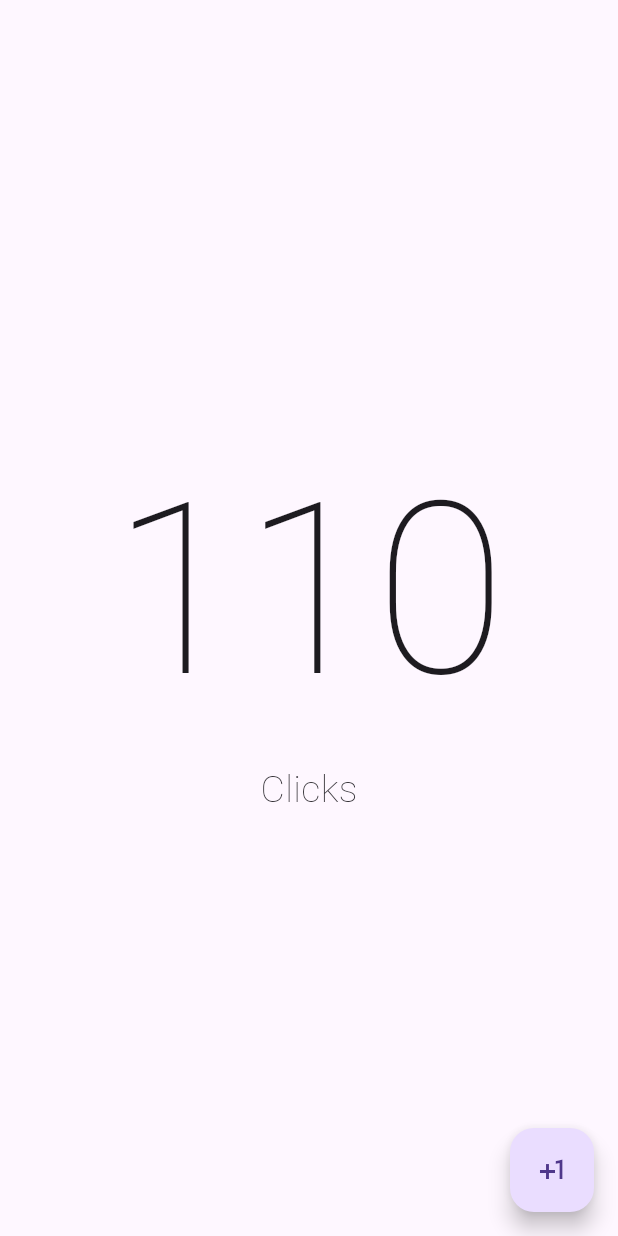
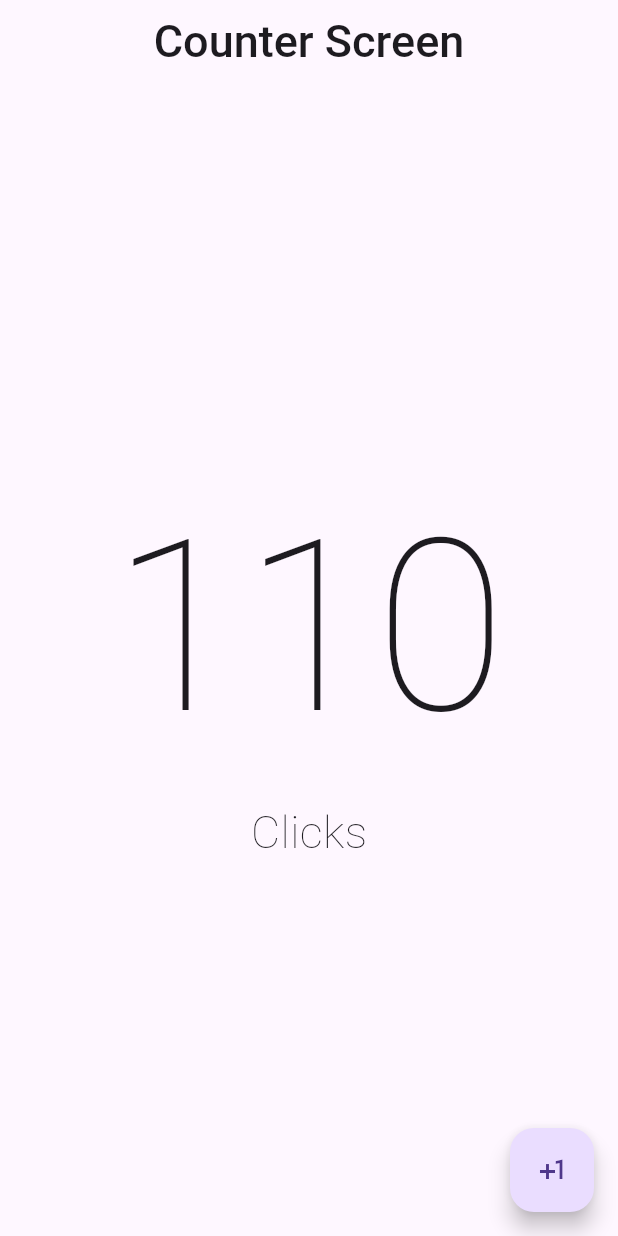
Before and after one commit to erickdavestech/Flutter_CounterScreen, a Flutter app: the screen it shows after launch, on a phone screen of 412 x 824 dp. Run offline on Flutter 3.47's test engine with Material 3 defaults, Android fonts, the phone set to English and light mode, and no system bars.

Commit message:
main.dart segunda_pantalla_AppBar_Tittle

```diff
--- a/lib/main.dart
+++ b/lib/main.dart
@@ -9,7 +9,9 @@ class MainApp extends StatelessWidget {
   const MainApp({super.key});
   @override
   Widget build(BuildContext context) {
-    return const MaterialApp(
-        debugShowCheckedModeBanner: false, home: Counter());
+    return MaterialApp(
+        debugShowCheckedModeBanner: false,
+        theme: ThemeData(useMaterial3: true),
+        home: const Counter());
   }
 }
--- a/lib/presentation/screens/counter.dart
+++ b/lib/presentation/screens/counter.dart
@@ -2,9 +2,18 @@ import 'package:flutter/material.dart';
 
 class Counter extends StatelessWidget {
   const Counter({super.key});
+
   @override
   Widget build(BuildContext context) {
     return Scaffold(
+      // appBar, part of the scaffold
+      appBar: AppBar(
+        // const for text cause its not chaning
+        centerTitle: true,
+        // ignore: prefer_const_constructors
+        title: const Text('Counter Screen',
+            style: TextStyle(fontSize: 30, fontWeight: FontWeight.w500)),
+      ),
       body: const Center(
         //Column recives multiple childs
         child: Column(
@@ -18,7 +27,7 @@ class Counter extends StatelessWidget {
             ),
             Text(
               'Clicks',
-              style: TextStyle(fontSize: 25, fontWeight: FontWeight.w100),
+              style: TextStyle(fontSize: 30, fontWeight: FontWeight.w100),
             )
           ],
         ),
```
